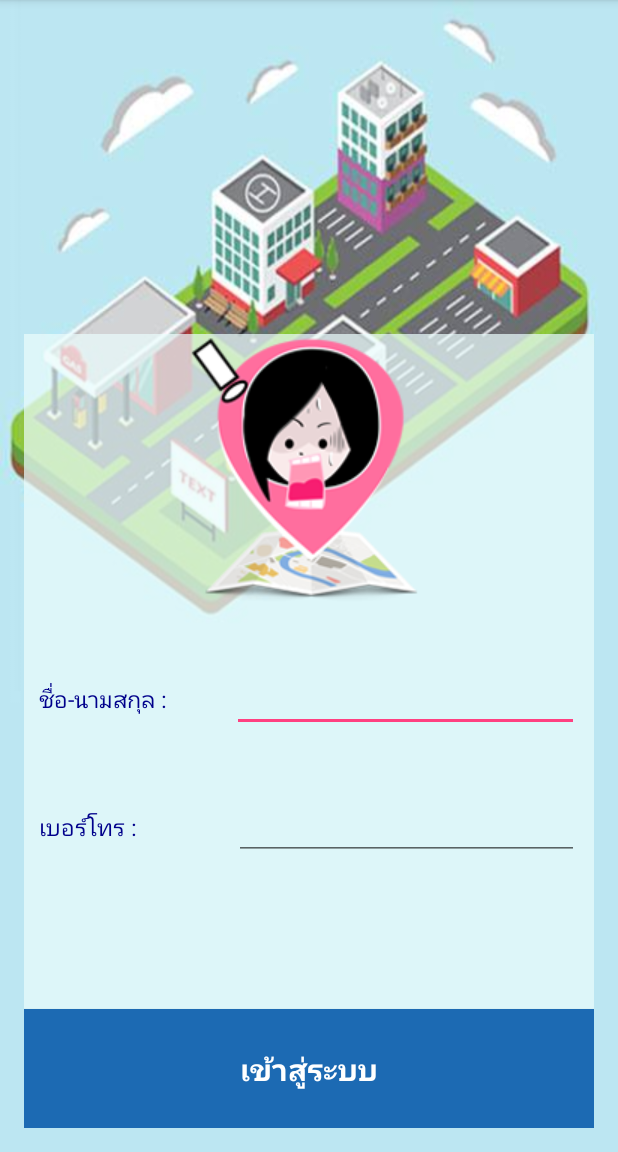
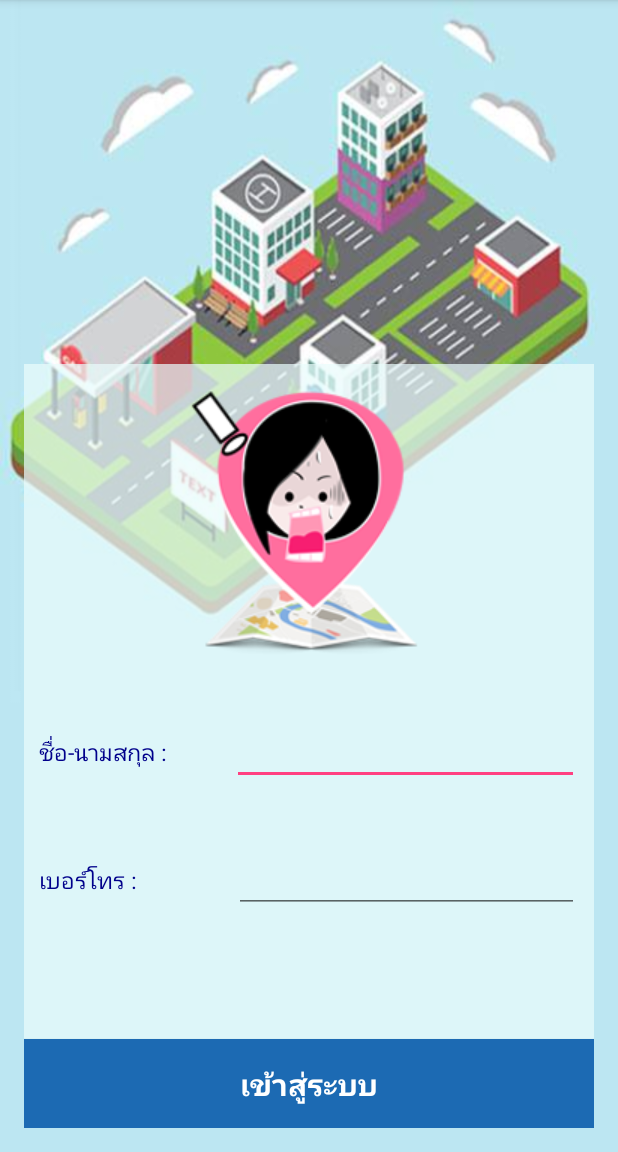
Before and after one commit to kanyaratfai/Ahelp, an Android app: the screen it shows after launch (MainActivity), on a phone screen of 412 x 824 dp, the part 84-1236 px from its top. Run offline under Robolectric (Android 15) with nearby library versions, the phone set to English and light mode, and no system bars.

```diff
--- a/app/src/main/java/com/example/pareeya/ahelp/MyAlert.java
+++ b/app/src/main/java/com/example/pareeya/ahelp/MyAlert.java
@@ -15,8 +15,7 @@ public class MyAlert {
         AlertDialog.Builder builder = new  AlertDialog.Builder(context);
         builder.setCancelable(false);
         builder.setIcon(R.drawable.a55);
-        builder.setTitle(strTitle);
-        builder.setMessage(strMessage);
+        builder.setTitle(strTitle);        builder.setMessage(strMessage);
         builder.setPositiveButton("ตกลง", new DialogInterface.OnClickListener() {
             @Override
             public void onClick(DialogInterface dialog, int which) {
--- a/app/src/main/java/com/example/pareeya/ahelp/MyManage.java
+++ b/app/src/main/java/com/example/pareeya/ahelp/MyManage.java
@@ -1,5 +1,6 @@
 package com.example.pareeya.ahelp;
 
+import android.content.ContentValues;
 import android.content.Context;
 import android.database.sqlite.SQLiteDatabase;
 
@@ -13,10 +14,24 @@ public class MyManage {
 
     public static final String table_name = "userTABLE";
     public static final String column_id = "id";
+    public static final String column_Name = "Name";
+    public static final String column_MyPhone = "MyPhone";
+
     public MyManage(Context context) {
 
         myOpenHelper = new MyOpenHelper(context);
         sqLiteDatabase = myOpenHelper.getWritableDatabase();
 
-    }//Constructor
-}//main class
+    }   //Constructor
+
+    //Add Value SQLite ให้เก็บเป็นตัวเลข
+    public long addValueToSQLite(String strName, String strMyPhone) {
+
+        ContentValues contentValues = new ContentValues();
+        contentValues.put(column_Name,strName);
+        contentValues.put(column_MyPhone,strMyPhone);
+
+
+        return sqLiteDatabase.insert(table_name,null,contentValues);
+    }
+}   //main class
--- a/app/src/main/res/layout/activity_main.xml
+++ b/app/src/main/res/layout/activity_main.xml
@@ -15,7 +15,7 @@
         android:layout_height="wrap_content"
         android:text="@string/Login"
         android:id="@+id/button"
-        android:padding="25dp"
+        android:padding="15dp"
         android:textSize="@dimen/h2"
         android:layout_alignParentBottom="true"
         android:layout_alignParentRight="true"
@@ -33,7 +33,8 @@
         android:layout_above="@+id/button"
         android:background="#b6ebfdfd"
         android:weightSum="1"
-        android:layout_centerHorizontal="true">
+        android:layout_centerHorizontal="true"
+        android:paddingTop="15dp">
 
         <ImageView
             android:layout_width="wrap_content"
```
Also changed, not shown: app/src/main/java/com/example/pareeya/ahelp/MainActivity.java (+6 -2 lines), app/src/main/res/drawable/nobita48.png (deleted).
